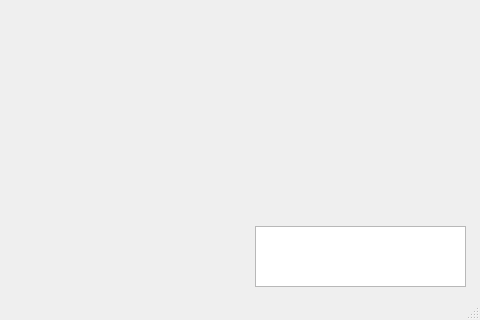
Above: mainwindow.ui from sahariajf/ExpiryGuard before the change; both pictures show x 318 to 798 and y 280 to 600 of the 798 by 600 pixel window. Below: the same form after it.
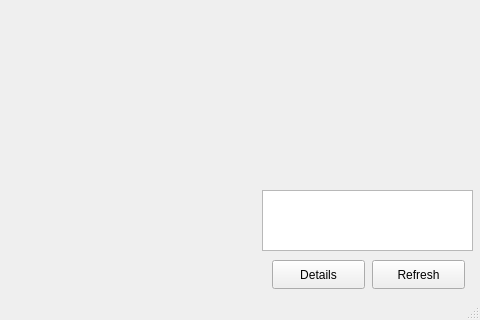
That is the form after the change.

Commit message: refresh button added and all ready expired medicine count added

```diff
--- a/mainwindow.ui
+++ b/mainwindow.ui
@@ -142,13 +142,39 @@
     </property>
     <property name="geometry">
      <rect>
-      <x>573</x>
-      <y>506</y>
+      <x>580</x>
+      <y>470</y>
       <width>211</width>
       <height>61</height>
      </rect>
     </property>
    </widget>
+   <widget class="QPushButton" name="pushButton">
+    <property name="geometry">
+     <rect>
+      <x>690</x>
+      <y>540</y>
+      <width>93</width>
+      <height>29</height>
+     </rect>
+    </property>
+    <property name="text">
+     <string>Refresh</string>
+    </property>
+   </widget>
+   <widget class="QPushButton" name="pushButton_2">
+    <property name="geometry">
+     <rect>
+      <x>590</x>
+      <y>540</y>
+      <width>93</width>
+      <height>29</height>
+     </rect>
+    </property>
+    <property name="text">
+     <string>Details</string>
+    </property>
+   </widget>
   </widget>
   <widget class="QStatusBar" name="statusBar"/>
  </widget>
```
The commit also changes 4 other files.
